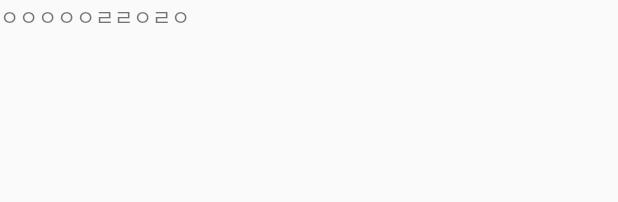
After one commit to JhPlayGround/mobileSW, an Android app: the layout activity_main22.xml on its own in the app's theme, with its tools: preview values and no code run, on a phone screen of 412 x 824 dp. The commit adds this screen. Shown: the top 202 px of the screen. Run offline under Robolectric (Android 15) with nearby library versions, the phone set to English and light mode, and no system bars.

```diff
--- a/Baby care/app/src/main/AndroidManifest.xml
+++ b/Baby care/app/src/main/AndroidManifest.xml
@@ -23,7 +23,7 @@
         <activity android:name=".CancelActivity" />
         <activity android:name=".LoginActivity" />
         <activity android:name=".RegistActivity" />
-
+        <activity android:name="decorators.Main22Activity"></activity>
     </application>
 
 </manifest>
--- a/Baby care/app/src/main/java/com/example/helloworld/myapplication/decorators/Main2Activity.java
+++ b/Baby care/app/src/main/java/com/example/helloworld/myapplication/decorators/Main22Activity.java
@@ -3,11 +3,13 @@ package com.example.helloworld.myapplication.decorators;
 import android.support.v7.app.AppCompatActivity;
 import android.os.Bundle;
 
-public class Main2Activity extends AppCompatActivity {
+import com.example.helloworld.myapplication.activity.R;
+
+public class Main22Activity extends AppCompatActivity {
 
     @Override
     protected void onCreate(Bundle savedInstanceState) {
         super.onCreate(savedInstanceState);
-        setContentView(R.layout.activity_main2);
+        setContentView(R.layout.activity_main22);
     }
 }
--- /dev/null
+++ b/Baby care/app/src/main/res/layout/activity_main22.xml
@@ -0,0 +1,15 @@
+<?xml version="1.0" encoding="utf-8"?>
+<android.support.constraint.ConstraintLayout xmlns:android="http://schemas.android.com/apk/res/android"
+    xmlns:app="http://schemas.android.com/apk/res-auto"
+    xmlns:tools="http://schemas.android.com/tools"
+    android:layout_width="match_parent"
+    android:layout_height="match_parent"
+    tools:context="com.example.helloworld.myapplication.decorators.Main22Activity">
+
+    <TextView
+        android:layout_width="wrap_content"
+        android:layout_height="wrap_content"
+        android:text="ㅇㅇㅇㅇㅇㄹㄹㅇㄹㅇ"
+        />
+
+</android.support.constraint.ConstraintLayout>
```
